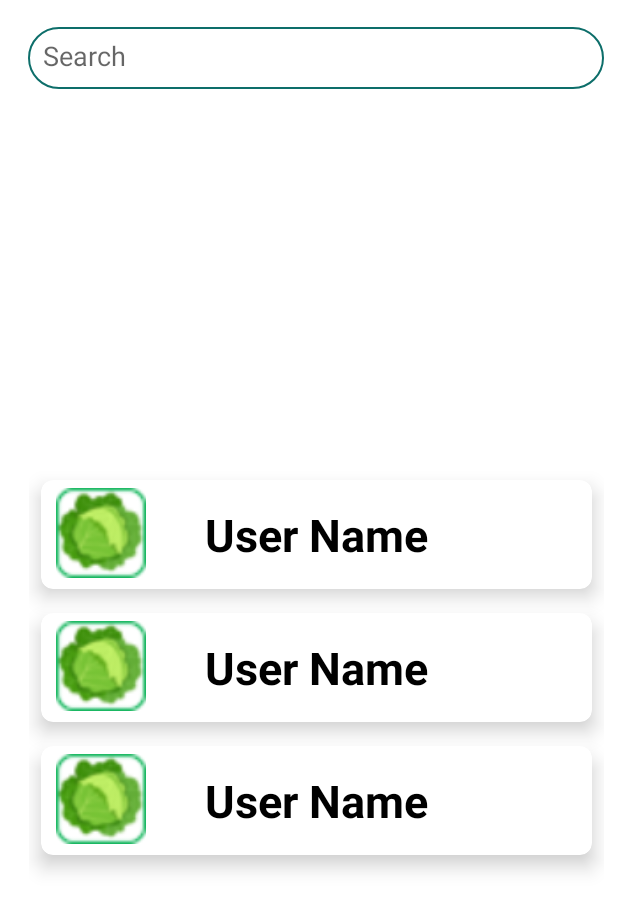
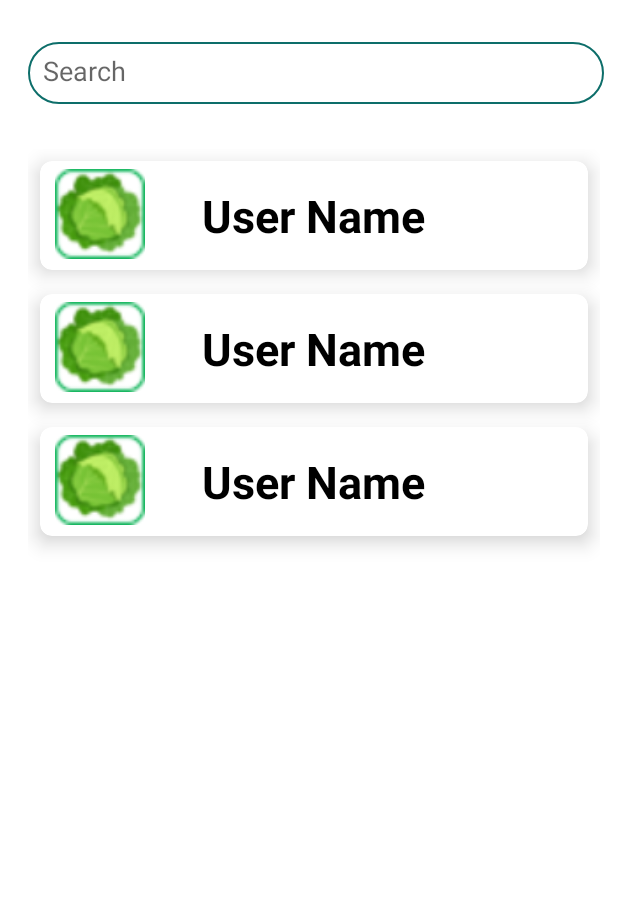
Before and after one commit to Harish3000/FarmLink-MAD-PROJECT-Y2S2-G4.2, an Android app: the layout fragment_search.xml on its own in the app's theme, with its tools: preview values and no code run, on a phone screen of 412 x 824 dp. Shown: the top 911 px of the screen. Run offline under Robolectric (Android 15) with nearby library versions, the phone set to English and light mode, and no system bars.

Commit message:
search function implemented

```diff
--- a/app/src/main/res/layout/fragment_search.xml
+++ b/app/src/main/res/layout/fragment_search.xml
@@ -4,7 +4,9 @@
     xmlns:tools="http://schemas.android.com/tools"
     android:layout_width="match_parent"
     android:layout_height="match_parent"
-    tools:context=".SearchFragment">
+    tools:context=".SearchFragment"
+    android:fitsSystemWindows="true">
+
     <androidx.constraintlayout.widget.ConstraintLayout
         android:layout_width="match_parent"
         android:layout_height="match_parent">
@@ -20,6 +22,7 @@
             android:maxLines="1"
             android:textColor="@color/black"
             android:textSize="18sp"
+            android:layout_marginTop="10dp"
             app:layout_constraintBottom_toBottomOf="parent"
             app:layout_constraintEnd_toEndOf="parent"
             app:layout_constraintHorizontal_bias="0.666"
@@ -29,14 +32,15 @@
 
         <androidx.recyclerview.widget.RecyclerView
             android:id="@+id/rvSeller"
-            android:layout_width="383dp"
-            android:layout_height="489dp"
-            app:layout_constraintBottom_toBottomOf="parent"
+            android:layout_width="381dp"
+            android:layout_height="585dp"
+            android:layout_marginTop="30dp"
+            app:layout_constraintBottom_toTopOf="@+id/tvLoadingData"
             app:layout_constraintEnd_toEndOf="parent"
-            app:layout_constraintHorizontal_bias="0.678"
+            app:layout_constraintHorizontal_bias="0.6"
             app:layout_constraintStart_toStartOf="parent"
-            app:layout_constraintTop_toTopOf="parent"
-            app:layout_constraintVertical_bias="0.933"
+            app:layout_constraintTop_toBottomOf="@id/etSearch"
+            app:layout_constraintVertical_bias="0.0"
             tools:listitem="@layout/seller_list" />
 
         <TextView
@@ -50,10 +54,10 @@
             android:visibility="gone"
             app:layout_constraintBottom_toBottomOf="parent"
             app:layout_constraintEnd_toEndOf="parent"
-            app:layout_constraintHorizontal_bias="0.588"
+            app:layout_constraintHorizontal_bias="0.5"
             app:layout_constraintStart_toStartOf="parent"
             app:layout_constraintTop_toTopOf="parent"
-            app:layout_constraintVertical_bias="0.764" />
+            app:layout_constraintVertical_bias="0.5" />
 
     </androidx.constraintlayout.widget.ConstraintLayout>
 </FrameLayout>
```
Also changed, not shown: app/src/main/java/com/example/farmlink/SearchFragment.kt (+35 -3 lines).
